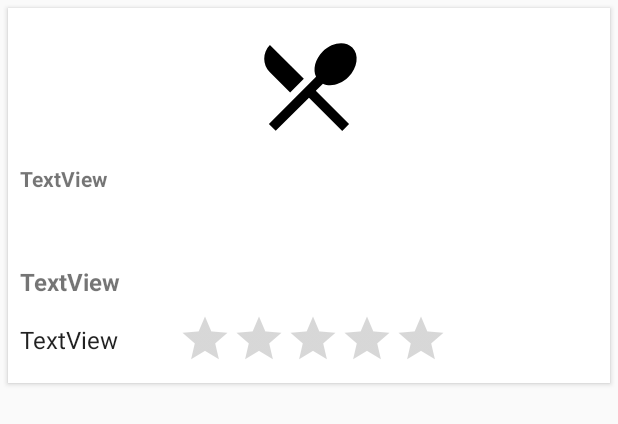
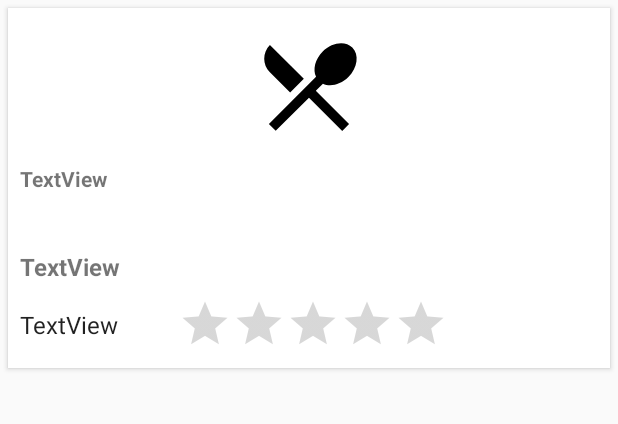
Before and after one commit to mamaier24/MensaApp, an Android app: the layout recycler_view_item.xml on its own in the app's theme, with its tools: preview values and no code run, on a phone screen of 412 x 824 dp. Shown: the top 424 px of the screen. Run offline under Robolectric (Android 15) with nearby library versions, the phone set to English and light mode, and no system bars; network calls fail.

Commit message:
Bugfix - Merge

```diff
--- a/app/src/main/res/layout/recycler_view_item.xml
+++ b/app/src/main/res/layout/recycler_view_item.xml
@@ -3,7 +3,7 @@
     xmlns:app="http://schemas.android.com/apk/res-auto"
     xmlns:tools="http://schemas.android.com/tools"
     android:layout_width="match_parent"
-    android:layout_height="250dp"
+    android:layout_height="240dp"
     android:layout_margin="5dp"
     app:cardBackgroundColor="@android:color/white"
     app:cardCornerRadius="0dp">
@@ -59,7 +59,7 @@
         <TextView
             android:id="@+id/tvTitel"
             android:layout_width="0dp"
-            android:layout_height="59dp"
+            android:layout_height="49dp"
             android:layout_marginEnd="8dp"
             android:layout_marginStart="8dp"
             android:layout_marginTop="8dp"
```
Also changed, not shown: app/src/main/java/de/hsulm/mensaapp/UserAreaActivity.java (+43 -7 lines), app/src/main/res/layout/activity_user_area.xml (+8 -1 lines).
